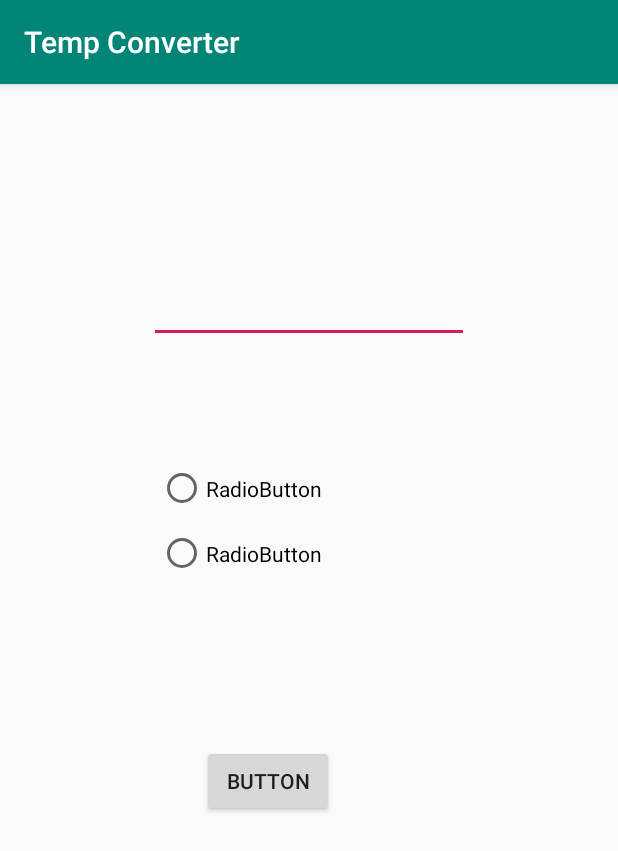
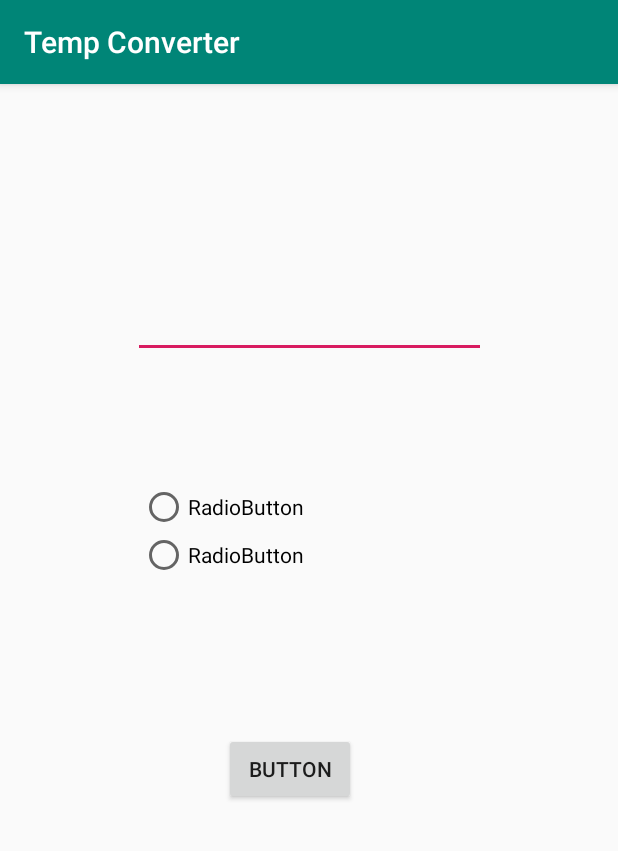
Before and after one commit to speed785/Android-Studio-Projects, an Android app: the screen it shows after launch (MainActivity), on a phone screen of 412 x 824 dp. Shown: the top 851 px of the screen. Run offline under Robolectric (Android 15) with nearby library versions, the phone set to English and light mode, and no system bars.

Commit message:
Changed Blueprint

```diff
--- a/app/src/main/res/layout/activity_main.xml
+++ b/app/src/main/res/layout/activity_main.xml
@@ -10,30 +10,30 @@
         android:id="@+id/button"
         android:layout_width="wrap_content"
         android:layout_height="wrap_content"
-        android:layout_marginStart="29dp"
+        android:layout_marginStart="56dp"
         android:layout_marginBottom="279dp"
         android:text="Button"
         app:layout_constraintBottom_toBottomOf="parent"
-        app:layout_constraintStart_toStartOf="@+id/radioGroup3"
-        app:layout_constraintTop_toBottomOf="@+id/radioGroup3" />
+        app:layout_constraintStart_toStartOf="@+id/radioGroup"
+        app:layout_constraintTop_toBottomOf="@+id/radioGroup" />
 
     <EditText
         android:id="@+id/editText"
-        android:layout_width="wrap_content"
-        android:layout_height="wrap_content"
+        android:layout_width="235dp"
+        android:layout_height="47dp"
         android:layout_marginTop="127dp"
         android:layout_marginBottom="75dp"
         android:ems="10"
         android:inputType="numberDecimal"
-        app:layout_constraintBottom_toTopOf="@+id/radioGroup3"
+        app:layout_constraintBottom_toTopOf="@+id/radioGroup"
         app:layout_constraintEnd_toEndOf="parent"
         app:layout_constraintStart_toStartOf="parent"
         app:layout_constraintTop_toTopOf="parent" />
 
     <RadioGroup
-        android:id="@+id/radioGroup3"
-        android:layout_width="202dp"
-        android:layout_height="0dp"
+        android:id="@+id/radioGroup"
+        android:layout_width="226dp"
+        android:layout_height="86dp"
         android:layout_marginBottom="73dp"
         app:layout_constraintBottom_toTopOf="@+id/button"
         app:layout_constraintEnd_toEndOf="parent"
@@ -42,14 +42,14 @@
 
         <RadioButton
             android:id="@+id/radioButton"
-            android:layout_width="match_parent"
-            android:layout_height="43dp"
+            android:layout_width="172dp"
+            android:layout_height="wrap_content"
             android:text="RadioButton" />
 
         <RadioButton
             android:id="@+id/radioButton2"
-            android:layout_width="match_parent"
-            android:layout_height="43dp"
+            android:layout_width="172dp"
+            android:layout_height="wrap_content"
             android:text="RadioButton" />
     </RadioGroup>
 
```
